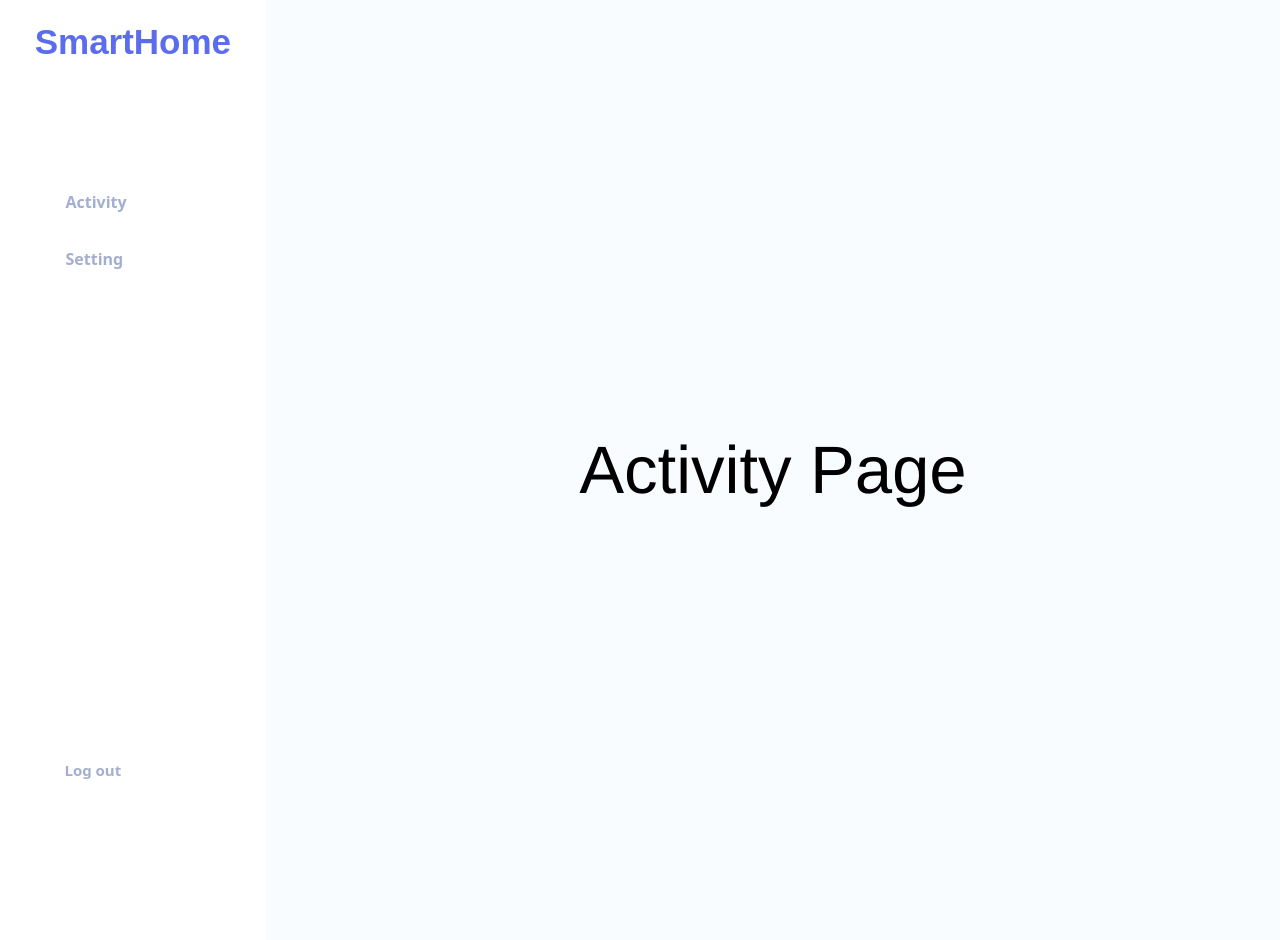
Qt form main_ui.ui (hoanghuyn/Python_IOT_app) before a commit.
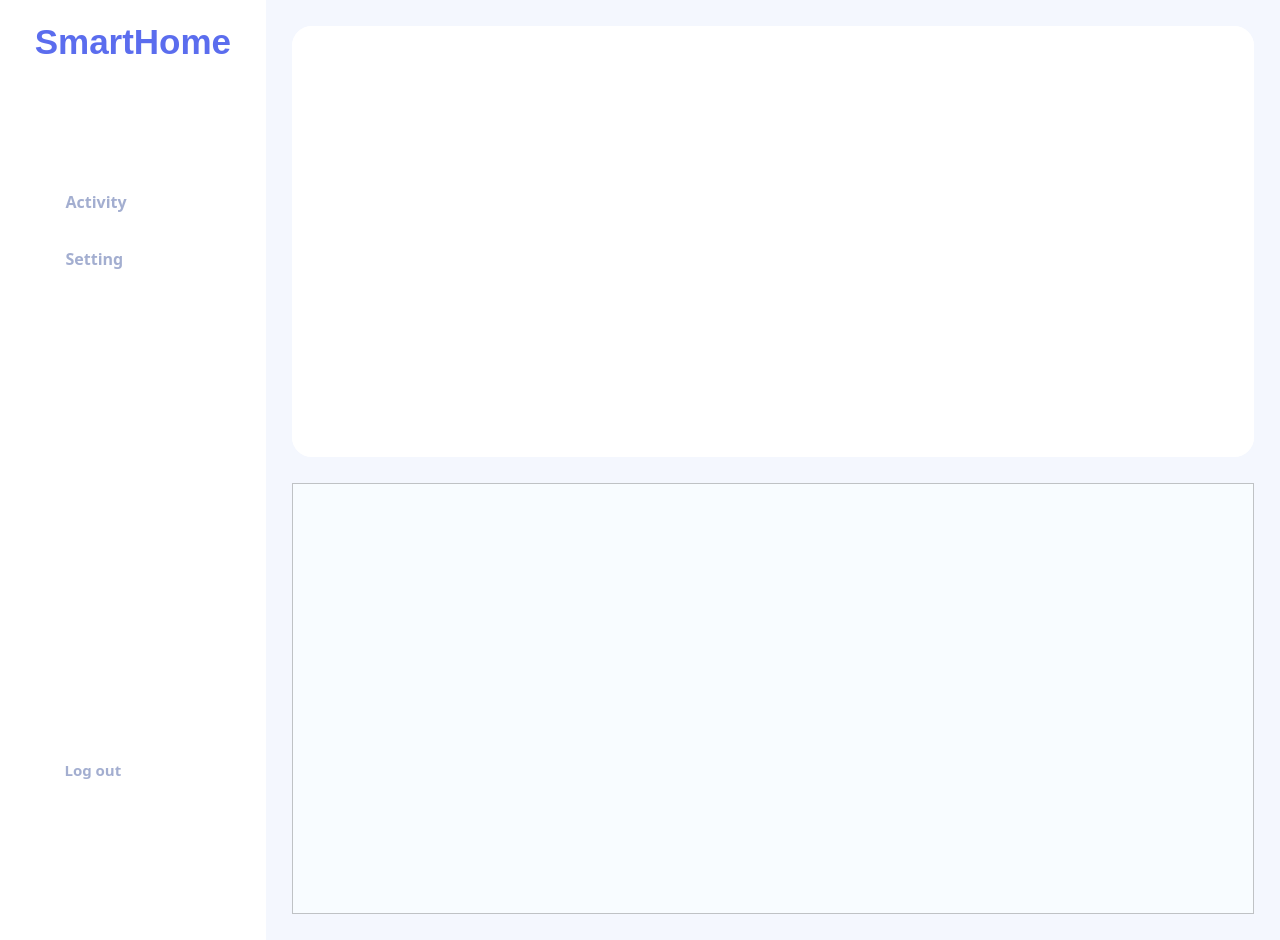
The same form after that commit. The open tabs and pages were chosen to show the change. Icons and pictures are not drawn. Custom widgets are drawn as their Qt base class.

Patch:
```diff
--- a/main_ui.ui
+++ b/main_ui.ui
@@ -4872,21 +4872,88 @@
          <number>0</number>
         </property>
         <item>
-         <widget class="QLabel" name="label_2">
-          <property name="font">
-           <font>
-            <pointsize>50</pointsize>
-           </font>
+         <widget class="QFrame" name="frame_activity">
+          <property name="styleSheet">
+           <string notr="true">QFrame#frame_activity{
+	background-color: #F4F7FE;
+}</string>
           </property>
           <property name="lineWidth">
            <number>0</number>
           </property>
-          <property name="text">
-           <string>Activity Page</string>
-          </property>
-          <property name="alignment">
-           <set>Qt::AlignCenter</set>
-          </property>
+          <layout class="QVBoxLayout" name="verticalLayout_101">
+           <property name="spacing">
+            <number>26</number>
+           </property>
+           <property name="leftMargin">
+            <number>26</number>
+           </property>
+           <property name="topMargin">
+            <number>26</number>
+           </property>
+           <property name="rightMargin">
+            <number>26</number>
+           </property>
+           <property name="bottomMargin">
+            <number>26</number>
+           </property>
+           <item>
+            <widget class="QFrame" name="frame_activity_top">
+             <property name="styleSheet">
+              <string notr="true">QFrame{
+background-color: #ffffff;
+border-radius: 20px
+}</string>
+             </property>
+             <property name="frameShape">
+              <enum>QFrame::NoFrame</enum>
+             </property>
+             <property name="frameShadow">
+              <enum>QFrame::Raised</enum>
+             </property>
+             <property name="lineWidth">
+              <number>0</number>
+             </property>
+             <layout class="QHBoxLayout" name="horizontalLayout_44">
+              <property name="spacing">
+               <number>0</number>
+              </property>
+              <property name="leftMargin">
+               <number>0</number>
+              </property>
+              <property name="topMargin">
+               <number>0</number>
+              </property>
+              <property name="rightMargin">
+               <number>0</number>
+              </property>
+              <property name="bottomMargin">
+               <number>0</number>
+              </property>
+              <item>
+               <widget class="QFrame" name="frame_x">
+                <property name="lineWidth">
+                 <number>0</number>
+                </property>
+               </widget>
+              </item>
+             </layout>
+            </widget>
+           </item>
+           <item>
+            <widget class="QFrame" name="frame_activity_bottom">
+             <property name="frameShape">
+              <enum>QFrame::StyledPanel</enum>
+             </property>
+             <property name="frameShadow">
+              <enum>QFrame::Raised</enum>
+             </property>
+             <property name="lineWidth">
+              <number>0</number>
+             </property>
+            </widget>
+           </item>
+          </layout>
          </widget>
         </item>
        </layout>
```
Left out of the diff: 22 changed lines with no effect on the pictures.
